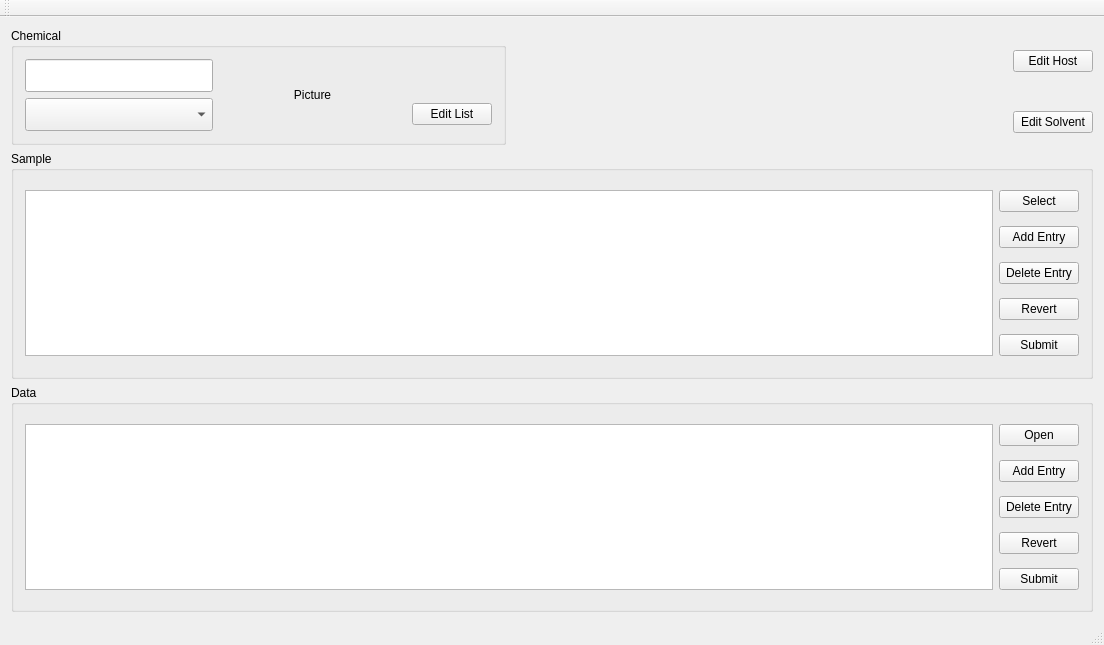
Old version of the form mainwindow.ui in the repository TripletESR/SampleDatabase.
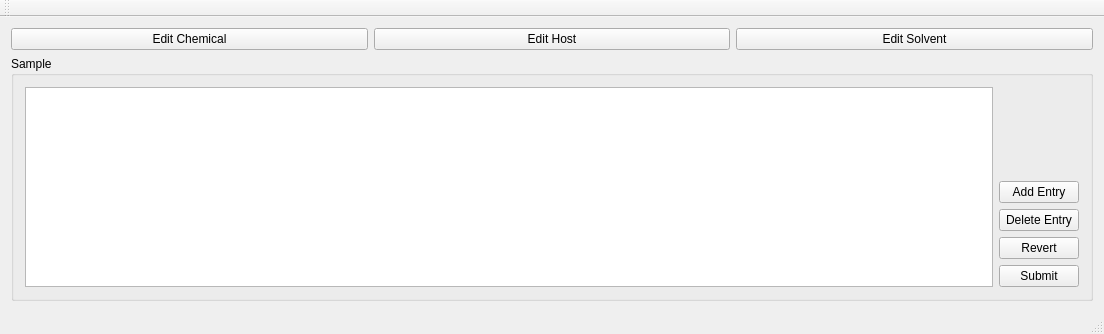
New version of the form.

Commit message: reduced the functions

The edit to the form file:
```diff
--- a/mainwindow.ui
+++ b/mainwindow.ui
@@ -7,66 +7,36 @@
     <x>0</x>
     <y>0</y>
     <width>1104</width>
-    <height>645</height>
+    <height>334</height>
    </rect>
   </property>
   <property name="windowTitle">
    <string>Sample Database</string>
   </property>
   <widget class="QWidget" name="centralWidget">
-   <layout class="QGridLayout" name="gridLayout" rowstretch="2,2,6,6" columnstretch="1,1,0" columnminimumwidth="250,0,0">
-    <item row="0" column="0" rowspan="2">
-     <widget class="QGroupBox" name="groupBox">
-      <property name="title">
-       <string>Chemical</string>
+   <layout class="QGridLayout" name="gridLayout">
+    <item row="0" column="0">
+     <widget class="QPushButton" name="pushButton_editChemical">
+      <property name="text">
+       <string>Edit Chemical</string>
       </property>
-      <layout class="QGridLayout" name="gridLayout_4" rowstretch="3,0" columnstretch="1,1,0">
-       <item row="0" column="0">
-        <widget class="QLineEdit" name="lineEdit_ChemFormula">
-         <property name="font">
-          <font>
-           <pointsize>16</pointsize>
-          </font>
-         </property>
-        </widget>
-       </item>
-       <item row="1" column="0">
-        <widget class="QComboBox" name="comboBox_chemical">
-         <property name="font">
-          <font>
-           <pointsize>16</pointsize>
-          </font>
-         </property>
-        </widget>
-       </item>
-       <item row="1" column="2">
-        <widget class="QPushButton" name="pushButton_editChemical">
-         <property name="text">
-          <string>Edit List</string>
-         </property>
-        </widget>
-       </item>
-       <item row="0" column="1" rowspan="2">
-        <widget class="QLabel" name="label_Picture">
-         <property name="text">
-          <string>Picture</string>
-         </property>
-         <property name="alignment">
-          <set>Qt::AlignCenter</set>
-         </property>
-        </widget>
-       </item>
-      </layout>
      </widget>
     </item>
-    <item row="0" column="2">
+    <item row="0" column="1">
      <widget class="QPushButton" name="pushButton_editHost">
       <property name="text">
        <string>Edit Host</string>
       </property>
      </widget>
     </item>
-    <item row="2" column="0" colspan="3">
+    <item row="0" column="2">
+     <widget class="QPushButton" name="pushButton_editSolvent">
+      <property name="text">
+       <string>Edit Solvent</string>
+      </property>
+     </widget>
+    </item>
+    <item row="1" column="0" colspan="3">
      <widget class="QGroupBox" name="groupBox_2">
       <property name="title">
        <string>Sample</string>
@@ -75,13 +45,6 @@
        <item row="0" column="0" rowspan="5">
         <widget class="QTableView" name="sampleView"/>
        </item>
-       <item row="0" column="1">
-        <widget class="QPushButton" name="pushButton_selectSample">
-         <property name="text">
-          <string>Select</string>
-         </property>
-        </widget>
-       </item>
        <item row="1" column="1">
         <widget class="QPushButton" name="pushButton_addSampleEntry">
          <property name="text">
@@ -113,60 +76,6 @@
       </layout>
      </widget>
     </item>
-    <item row="3" column="0" colspan="3">
-     <widget class="QGroupBox" name="groupBox_3">
-      <property name="title">
-       <string>Data</string>
-      </property>
-      <layout class="QGridLayout" name="gridLayout_2">
-       <item row="0" column="0" rowspan="5">
-        <widget class="QTableView" name="dataView"/>
-       </item>
-       <item row="0" column="1">
-        <widget class="QPushButton" name="pushButton_open">
-         <property name="text">
-          <string>Open</string>
-         </property>
-        </widget>
-       </item>
-       <item row="1" column="1">
-        <widget class="QPushButton" name="pushButton_addDataEntry">
-         <property name="text">
-          <string>Add Entry</string>
-         </property>
-        </widget>
-       </item>
-       <item row="2" column="1">
-        <widget class="QPushButton" name="pushButton_deleteDataEntry">
-         <property name="text">
-          <string>Delete Entry</string>
-         </property>
-        </widget>
-       </item>
-       <item row="3" column="1">
-        <widget class="QPushButton" name="pushButton_revertData">
-         <property name="text">
-          <string>Revert</string>
-         </property>
-        </widget>
-       </item>
-       <item row="4" column="1">
-        <widget class="QPushButton" name="pushButton_submitData">
-         <property name="text">
-          <string>Submit</string>
-         </property>
-        </widget>
-       </item>
-      </layout>
-     </widget>
-    </item>
-    <item row="1" column="2">
-     <widget class="QPushButton" name="pushButton_editSolvent">
-      <property name="text">
-       <string>Edit Solvent</string>
-      </property>
-     </widget>
-    </item>
    </layout>
   </widget>
   <widget class="QMenuBar" name="menuBar">
```
The commit also changes 2 other files.
